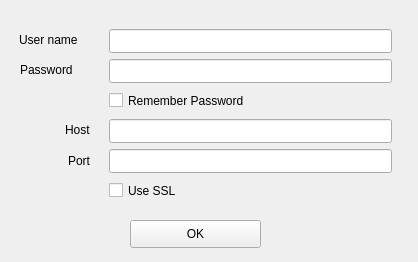
This is clients/tlist/setup.ui in gam3/trasker as Qt 5 draws it before an edit. The edited form follows.
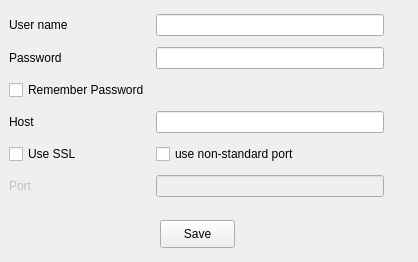
This is the edited form.

```diff
--- a/clients/tlist/setup.ui
+++ b/clients/tlist/setup.ui
@@ -13,12 +13,108 @@
   <property name="windowTitle">
    <string>Form</string>
   </property>
+  <widget class="QWidget" name="widget_2" native="true">
+   <property name="geometry">
+    <rect>
+     <x>9</x>
+     <y>9</y>
+     <width>375</width>
+     <height>195</height>
+    </rect>
+   </property>
+   <layout class="QGridLayout" name="gridLayout">
+    <item row="0" column="0">
+     <widget class="QLabel" name="label">
+      <property name="text">
+       <string>User name</string>
+      </property>
+      <property name="buddy">
+       <cstring>userEdit</cstring>
+      </property>
+     </widget>
+    </item>
+    <item row="3" column="0">
+     <widget class="QLabel" name="label_2">
+      <property name="text">
+       <string>Password</string>
+      </property>
+      <property name="buddy">
+       <cstring>passwordEdit</cstring>
+      </property>
+     </widget>
+    </item>
+    <item row="4" column="0">
+     <widget class="QCheckBox" name="remPass">
+      <property name="text">
+       <string>Remember Password</string>
+      </property>
+     </widget>
+    </item>
+    <item row="5" column="0">
+     <widget class="QLabel" name="label_3">
+      <property name="text">
+       <string>Host</string>
+      </property>
+      <property name="buddy">
+       <cstring>hostEdit</cstring>
+      </property>
+     </widget>
+    </item>
+    <item row="0" column="1">
+     <widget class="QLineEdit" name="userEdit"/>
+    </item>
+    <item row="3" column="1">
+     <widget class="QLineEdit" name="passwordEdit">
+      <property name="echoMode">
+       <enum>QLineEdit::Password</enum>
+      </property>
+     </widget>
+    </item>
+    <item row="5" column="1">
+     <widget class="QLineEdit" name="hostEdit"/>
+    </item>
+    <item row="6" column="0">
+     <widget class="QCheckBox" name="useSSL">
+      <property name="text">
+       <string>Use SSL</string>
+      </property>
+     </widget>
+    </item>
+    <item row="6" column="1">
+     <widget class="QCheckBox" name="nonStandard">
+      <property name="enabled">
+       <bool>true</bool>
+      </property>
+      <property name="text">
+       <string>use non-standard port</string>
+      </property>
+     </widget>
+    </item>
+    <item row="7" column="1">
+     <widget class="QLineEdit" name="portEdit">
+      <property name="enabled">
+       <bool>false</bool>
+      </property>
+     </widget>
+    </item>
+    <item row="7" column="0">
+     <widget class="QLabel" name="label_4">
+      <property name="enabled">
+       <bool>false</bool>
+      </property>
+      <property name="text">
+       <string>Port</string>
+      </property>
+     </widget>
+    </item>
+   </layout>
+  </widget>
   <widget class="QPushButton" name="done">
    <property name="geometry">
     <rect>
-     <x>130</x>
+     <x>160</x>
      <y>220</y>
-     <width>131</width>
+     <width>75</width>
      <height>28</height>
     </rect>
    </property>
@@ -28,147 +124,13 @@
      <verstretch>0</verstretch>
     </sizepolicy>
    </property>
+   <property name="layoutDirection">
+    <enum>Qt::RightToLeft</enum>
+   </property>
    <property name="text">
-    <string>OK</string>
+    <string>Save</string>
    </property>
   </widget>
-  <widget class="QWidget" name="widget_2" native="true">
-   <property name="geometry">
-    <rect>
-     <x>9</x>
-     <y>9</y>
-     <width>400</width>
-     <height>207</height>
-    </rect>
-   </property>
-   <widget class="QCheckBox" name="remPass">
-    <property name="geometry">
-     <rect>
-      <x>100</x>
-      <y>80</y>
-      <width>158</width>
-      <height>23</height>
-     </rect>
-    </property>
-    <property name="text">
-     <string>Remember Password</string>
-    </property>
-   </widget>
-   <widget class="QLabel" name="label_4">
-    <property name="geometry">
-     <rect>
-      <x>59</x>
-      <y>141</y>
-      <width>26</width>
-      <height>22</height>
-     </rect>
-    </property>
-    <property name="text">
-     <string>Port</string>
-    </property>
-   </widget>
-   <widget class="QLineEdit" name="hostEdit">
-    <property name="geometry">
-     <rect>
-      <x>100</x>
-      <y>110</y>
-      <width>283</width>
-      <height>24</height>
-     </rect>
-    </property>
-   </widget>
-   <widget class="QLineEdit" name="userEdit">
-    <property name="geometry">
-     <rect>
-      <x>100</x>
-      <y>20</y>
-      <width>283</width>
-      <height>24</height>
-     </rect>
-    </property>
-   </widget>
-   <widget class="QLabel" name="label">
-    <property name="geometry">
-     <rect>
-      <x>10</x>
-      <y>20</y>
-      <width>69</width>
-      <height>22</height>
-     </rect>
-    </property>
-    <property name="text">
-     <string>User name</string>
-    </property>
-    <property name="buddy">
-     <cstring>userEdit</cstring>
-    </property>
-   </widget>
-   <widget class="QLabel" name="label_2">
-    <property name="geometry">
-     <rect>
-      <x>11</x>
-      <y>50</y>
-      <width>71</width>
-      <height>22</height>
-     </rect>
-    </property>
-    <property name="text">
-     <string>Password</string>
-    </property>
-    <property name="buddy">
-     <cstring>passwordEdit</cstring>
-    </property>
-   </widget>
-   <widget class="QLineEdit" name="passwordEdit">
-    <property name="geometry">
-     <rect>
-      <x>100</x>
-      <y>50</y>
-      <width>283</width>
-      <height>24</height>
-     </rect>
-    </property>
-   </widget>
-   <widget class="QCheckBox" name="useSSL">
-    <property name="geometry">
-     <rect>
-      <x>100</x>
-      <y>170</y>
-      <width>79</width>
-      <height>23</height>
-     </rect>
-    </property>
-    <property name="text">
-     <string>Use SSL</string>
-    </property>
-   </widget>
-   <widget class="QLabel" name="label_3">
-    <property name="geometry">
-     <rect>
-      <x>56</x>
-      <y>110</y>
-      <width>29</width>
-      <height>22</height>
-     </rect>
-    </property>
-    <property name="text">
-     <string>Host</string>
-    </property>
-    <property name="buddy">
-     <cstring>hostEdit</cstring>
-    </property>
-   </widget>
-   <widget class="QLineEdit" name="portEdit">
-    <property name="geometry">
-     <rect>
-      <x>100</x>
-      <y>140</y>
-      <width>283</width>
-      <height>24</height>
-     </rect>
-    </property>
-   </widget>
-  </widget>
  </widget>
  <resources/>
  <connections/>
```
